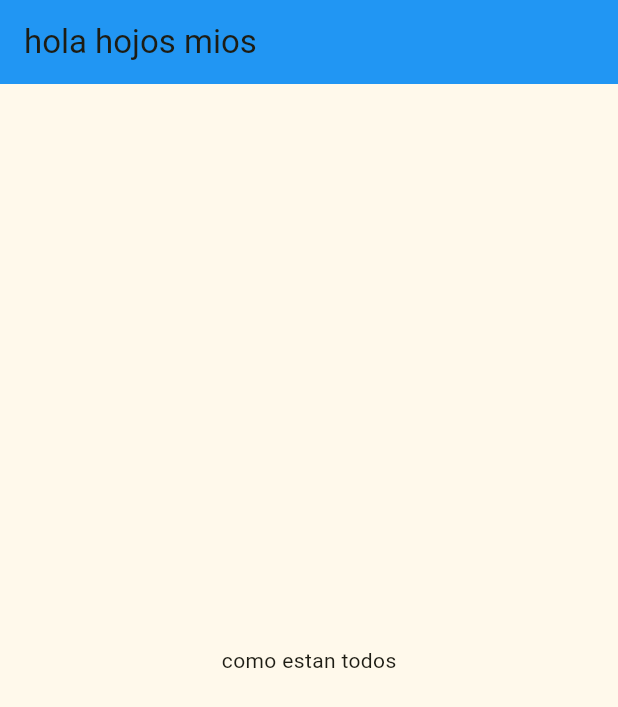
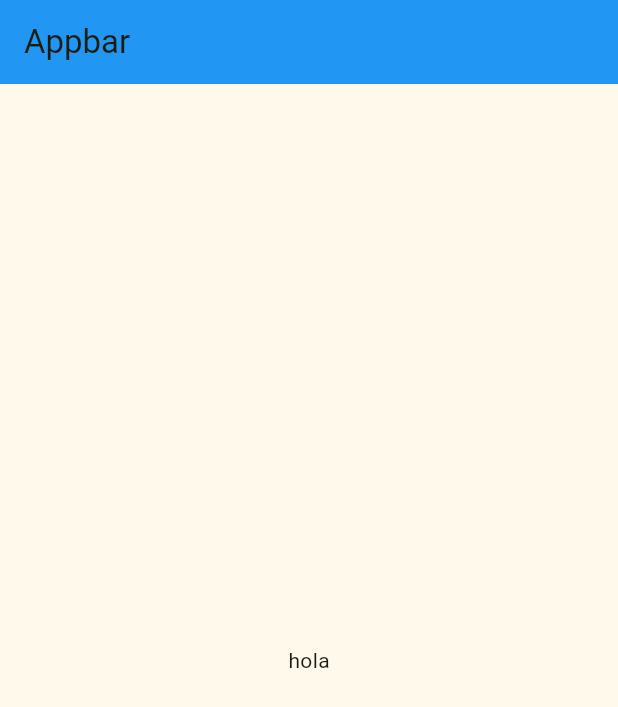
Before and after one commit to Jhamky/flutter_application_1, a Flutter app: the screen it shows after launch, on a phone screen of 412 x 824 dp. Shown: the top 707 px of the screen. Run offline on Flutter 3.47's test engine with Material 2 defaults, Android fonts, the phone set to English and light mode, and no system bars; our stand-ins replace go_router.

Commit message:
init_State

```diff
--- a/lib/presentacion/screens/home_screen.dart
+++ b/lib/presentacion/screens/home_screen.dart
@@ -9,10 +9,10 @@ class HomeView extends StatelessWidget {
     return Scaffold(
       appBar: AppBar(
         backgroundColor: Colors.blue,
-        title: const Text('hola hojos mios'),
+        title: const Text('Appbar'),
       ),
       body: const Center(
-        child: Text("como estan todos"),
+        child: Text('hola'),
       ),
     );
   }
```
